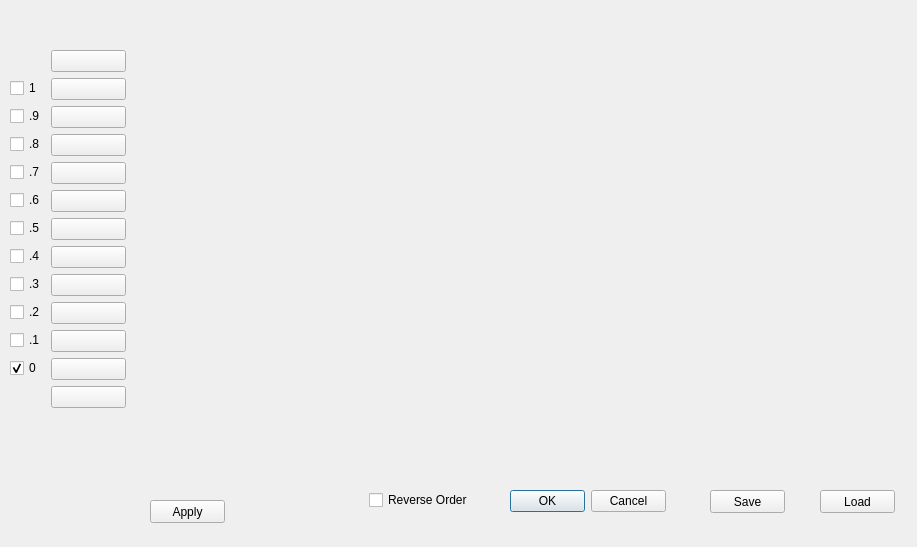
Above: usercolormapdlg.ui from githubdoe/DFTFringe before the change. Below: the same form after it.
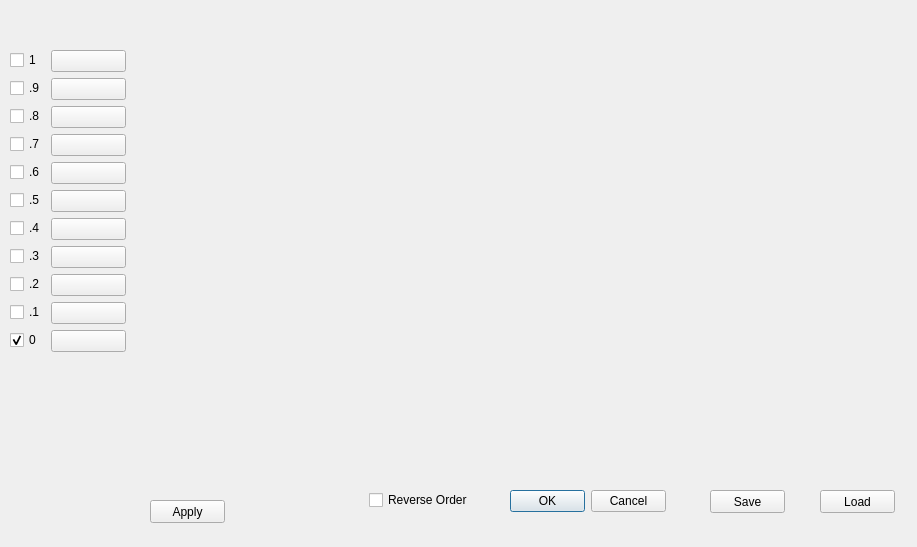
That is the form after the change. Custom widgets are drawn as their Qt base class.

Diff of the .ui file:
```diff
--- a/usercolormapdlg.ui
+++ b/usercolormapdlg.ui
@@ -91,28 +91,28 @@
     <property name="fieldGrowthPolicy">
      <enum>QFormLayout::AllNonFixedFieldsGrow</enum>
     </property>
-    <item row="1" column="0">
+    <item row="0" column="0">
      <widget class="QCheckBox" name="cb10">
       <property name="text">
        <string>1</string>
       </property>
      </widget>
     </item>
-    <item row="1" column="1">
+    <item row="0" column="1">
      <widget class="QPushButton" name="pb10">
       <property name="text">
        <string/>
       </property>
      </widget>
     </item>
-    <item row="2" column="0">
+    <item row="1" column="0">
      <widget class="QCheckBox" name="cb09">
       <property name="text">
        <string>.9</string>
       </property>
      </widget>
     </item>
-    <item row="2" column="1">
+    <item row="1" column="1">
      <widget class="QPushButton" name="pb09">
       <property name="autoFillBackground">
        <bool>true</bool>
@@ -122,119 +122,119 @@
       </property>
      </widget>
     </item>
-    <item row="3" column="0">
+    <item row="2" column="0">
      <widget class="QCheckBox" name="cb08">
       <property name="text">
        <string>.8</string>
       </property>
      </widget>
     </item>
-    <item row="3" column="1">
+    <item row="2" column="1">
      <widget class="QPushButton" name="pb08">
       <property name="text">
        <string/>
       </property>
      </widget>
     </item>
-    <item row="4" column="0">
+    <item row="3" column="0">
      <widget class="QCheckBox" name="cb07">
       <property name="text">
        <string>.7</string>
       </property>
      </widget>
     </item>
-    <item row="4" column="1">
+    <item row="3" column="1">
      <widget class="QPushButton" name="pb07">
       <property name="text">
        <string/>
       </property>
      </widget>
     </item>
-    <item row="5" column="0">
+    <item row="4" column="0">
      <widget class="QCheckBox" name="cb06">
       <property name="text">
        <string>.6</string>
       </property>
      </widget>
     </item>
-    <item row="5" column="1">
+    <item row="4" column="1">
      <widget class="QPushButton" name="pb06">
       <property name="text">
        <string/>
       </property>
      </widget>
     </item>
-    <item row="6" column="0">
+    <item row="5" column="0">
      <widget class="QCheckBox" name="cb05">
       <property name="text">
        <string>.5</string>
       </property>
      </widget>
     </item>
-    <item row="6" column="1">
+    <item row="5" column="1">
      <widget class="QPushButton" name="pb05">
       <property name="text">
        <string/>
       </property>
      </widget>
     </item>
-    <item row="7" column="0">
+    <item row="6" column="0">
      <widget class="QCheckBox" name="cb04">
       <property name="text">
        <string>.4</string>
       </property>
      </widget>
     </item>
-    <item row="7" column="1">
+    <item row="6" column="1">
      <widget class="QPushButton" name="pb04">
       <property name="text">
        <string/>
       </property>
      </widget>
     </item>
-    <item row="8" column="0">
+    <item row="7" column="0">
      <widget class="QCheckBox" name="cb03">
       <property name="text">
        <string>.3</string>
       </property>
      </widget>
     </item>
-    <item row="8" column="1">
+    <item row="7" column="1">
      <widget class="QPushButton" name="pb03">
       <property name="text">
        <string/>
       </property>
      </widget>
     </item>
-    <item row="9" column="0">
+    <item row="8" column="0">
      <widget class="QCheckBox" name="cb02">
       <property name="text">
        <string>.2</string>
       </property>
      </widget>
     </item>
-    <item row="9" column="1">
+    <item row="8" column="1">
      <widget class="QPushButton" name="pb02">
       <property name="text">
        <string/>
       </property>
      </widget>
     </item>
-    <item row="10" column="0">
+    <item row="9" column="0">
      <widget class="QCheckBox" name="cb01">
       <property name="text">
        <string>.1</string>
       </property>
      </widget>
     </item>
-    <item row="10" column="1">
+    <item row="9" column="1">
      <widget class="QPushButton" name="pb01">
       <property name="text">
        <string/>
       </property>
      </widget>
     </item>
-    <item row="11" column="0">
+    <item row="10" column="0">
      <widget class="QCheckBox" name="cb00">
       <property name="text">
        <string>0</string>
@@ -244,27 +244,13 @@
       </property>
      </widget>
     </item>
-    <item row="11" column="1">
+    <item row="10" column="1">
      <widget class="QPushButton" name="pb00">
       <property name="text">
        <string/>
       </property>
      </widget>
     </item>
-    <item row="12" column="1">
-     <widget class="QPushButton" name="pbLess">
-      <property name="text">
-       <string/>
-      </property>
-     </widget>
-    </item>
-    <item row="0" column="1">
-     <widget class="QPushButton" name="pbMore">
-      <property name="text">
-       <string/>
-      </property>
-     </widget>
-    </item>
    </layout>
   </widget>
   <widget class="QCheckBox" name="reverseCB">
```
